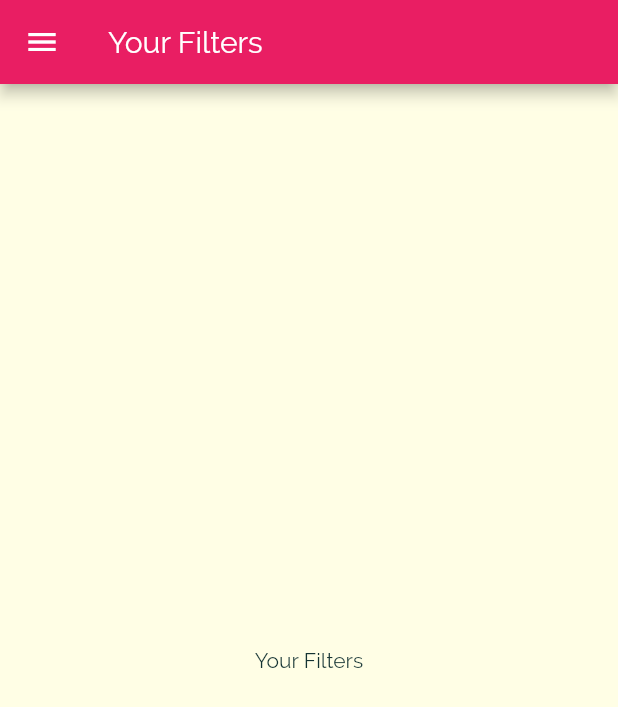
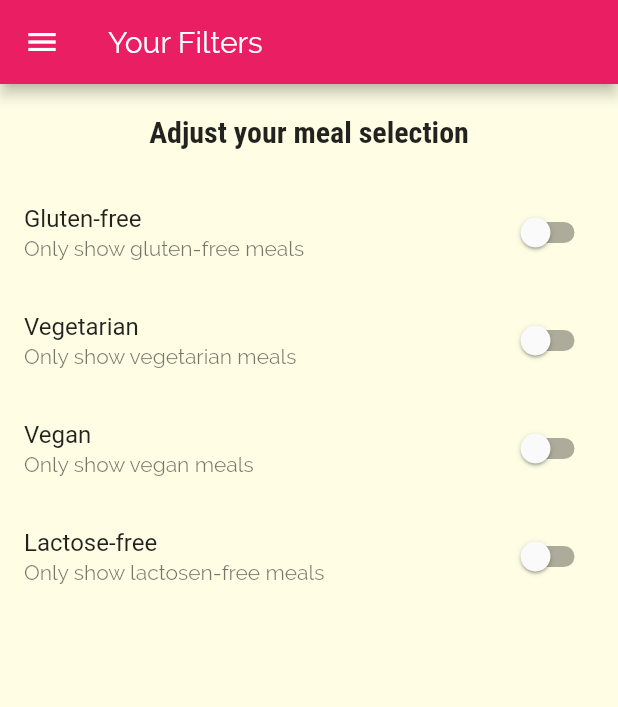
Before and after one commit to PierluigiBarocci/meals_app, a Flutter app: the FiltersScreen screen opened by its route, on a phone screen of 412 x 824 dp. Shown: the top 707 px of the screen. Run offline on Flutter 3.47's test engine with Material 2 defaults, Android fonts, the phone set to English and light mode, and no system bars.

Commit message:
add plastic Filters

```diff
--- a/lib/screens/filters_screen.dart
+++ b/lib/screens/filters_screen.dart
@@ -2,9 +2,19 @@ import 'package:flutter/material.dart';
 
 import 'package:meals_app/widgets/main_drawer.dart';
 
-class FiltersScreen extends StatelessWidget {
+class FiltersScreen extends StatefulWidget {
   static const routeName = '/filters';
   const FiltersScreen({Key key}) : super(key: key);
+
+  @override
+  _FiltersScreenState createState() => _FiltersScreenState();
+}
+
+class _FiltersScreenState extends State<FiltersScreen> {
+  bool _glutenFree = false;
+  bool _vegetarian = false;
+  bool _vegan = false;
+  bool _lactoseFree = false;
 
   @override
   Widget build(BuildContext context) {
@@ -13,9 +23,87 @@ class FiltersScreen extends StatelessWidget {
         title: Text('Your Filters'),
       ),
       drawer: MainDrawer(),
-      body: Center(
-        child: Text('Your Filters'),
+      body: Column(
+        children: [
+          Container(
+            padding: EdgeInsets.all(20),
+            child: Text(
+              'Adjust your meal selection',
+              style: Theme.of(context).textTheme.headline6,
+            ),
+          ),
+          Expanded(
+            child: ListView(
+              children: [
+                CustomSwitchTile(
+                  title: 'Gluten-free',
+                  description: 'Only show gluten-free meals',
+                  currentValue: _glutenFree,
+                  updateValue: (newValue) {
+                    setState(() {
+                      _glutenFree = newValue;
+                    });
+                  },
+                ),
+                CustomSwitchTile(
+                  title: 'Vegetarian',
+                  description: 'Only show vegetarian meals',
+                  currentValue: _vegetarian,
+                  updateValue: (newValue) {
+                    setState(() {
+                      _vegetarian = newValue;
+                    });
+                  },
+                ),
+                CustomSwitchTile(
+                  title: 'Vegan',
+                  description: 'Only show vegan meals',
+                  currentValue: _vegan,
+                  updateValue: (newValue) {
+                    setState(() {
+                      _vegan = newValue;
+                    });
+                  },
+                ),
+                CustomSwitchTile(
+                  title: 'Lactose-free',
+                  description: 'Only show lactosen-free meals',
+                  currentValue: _lactoseFree,
+                  updateValue: (newValue) {
+                    setState(() {
+                      _lactoseFree = newValue;
+                    });
+                  },
+                ),
+              ],
+            ),
+          )
+        ],
       ),
     );
   }
 }
+
+class CustomSwitchTile extends StatelessWidget {
+  final String title;
+  final String description;
+  final bool currentValue;
+  final Function updateValue;
+  const CustomSwitchTile({
+    Key key,
+    this.title,
+    this.description,
+    this.currentValue,
+    this.updateValue,
+  }) : super(key: key);
+
+  @override
+  Widget build(BuildContext context) {
+    return SwitchListTile(
+      title: Text(title),
+      value: currentValue,
+      subtitle: Text(description),
+      onChanged: updateValue,
+    );
+  }
+}
```
